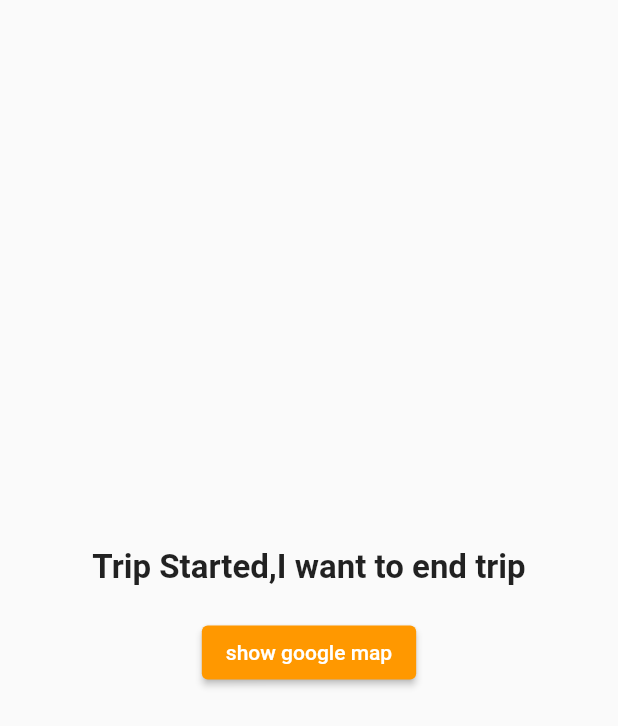
After one commit to mervetmagdy28/bikester_v2, a Flutter app: the FreeTrip screen opened directly, after a tap on "show google map", on a phone screen of 412 x 824 dp. The commit adds this screen. Shown: the top 726 px of the screen. Run offline on Flutter 3.47's test engine with Material 2 defaults, Android fonts, the phone set to English and light mode, and no system bars; our stand-ins replace cloud_firestore, firebase_auth, firebase_core, geolocator, get, get_storage and 2 more; missing offline and left inert: qr_code_scanner; accounts and stored records are empty; network calls fail.

Commit message:
free trip done

```diff
--- a/lib/domain/controllers/user_data_controller.dart
+++ b/lib/domain/controllers/user_data_controller.dart
@@ -36,6 +36,7 @@ class UserDataController extends GetxController {
       box.write('bloodGroup', userData.value["bloodGroup"]);
       box.write('hasActiveRide', userData.value["hasActiveRide"]);
       box.write('activeRideDetails', userData.value["activeRideDetails"]);
+      box.write('freeTrip', userData.value["freeTrip"]);
     }
   }
 
--- a/lib/presentation/screens/home_screens/destiation_trip.dart
+++ b/lib/presentation/screens/home_screens/destiation_trip.dart
@@ -40,6 +40,8 @@
 
     getPosition();
   }
+
+
   Future<void> getPosition() async {
 
     position = await _determinePosition();
--- /dev/null
+++ b/lib/presentation/screens/home_screens/free_trip.dart
@@ -0,0 +1,131 @@
+import 'dart:async';
+
+import 'package:bikesterr/data/models/station_model.dart';
+import 'package:bikesterr/presentation/screens/home_screens/start_trip.dart';
+import 'package:flutter/material.dart';
+import 'package:geolocator/geolocator.dart';
+import 'package:get/get.dart';
+import 'package:google_maps_flutter/google_maps_flutter.dart';
+import 'package:url_launcher/url_launcher.dart';
+
+import '../../../constants.dart';
+
+class FreeTrip extends StatefulWidget {
+  const FreeTrip ({Key? key,}) : super(key: key);
+  @override
+  State<FreeTrip> createState() => _FreeTripState();
+}
+
+class _FreeTripState extends State<FreeTrip> {
+
+  late StationModel nearestStation;
+  late Position position;
+
+  GoogleMapController? googleMapController;
+  @override
+  void initState() {
+    // TODO: implement initState
+    super.initState();
+    firestore.collection("users").doc(currentUser!.uid).update({
+      'freeTrip':true,
+    });
+  }
+  @override
+  Widget build(BuildContext context) {
+    return Scaffold(
+    body: Center(
+      child: Column(
+        mainAxisAlignment: MainAxisAlignment.center,
+        children: [
+          const Text('Trip Started,I want to end trip', style: TextStyle(fontSize: 22, fontWeight: FontWeight.bold),),
+          const SizedBox(height: 20,),
+          ElevatedButton(
+              style: const ButtonStyle(
+                  backgroundColor: MaterialStatePropertyAll(Colors.orange)
+              ),
+              onPressed: (){
+                getNearestStation();
+                String url='https://www.google.com/maps/dir/?api=1&origin=${position.latitude.toString()},${position.longitude.toString()}&destination=${nearestStation.lat.toString()},${nearestStation.long.toString()}&travelmode=driving&dir_action=navigate';
+                _launchURL(url);
+              }, child: const Text('show google map'))
+        ],
+      ),
+    ),
+    );
+  }
+
+  Future<void>_launchURL(String url) async {
+
+    Uri uri = Uri.parse(url);
+    if (await canLaunchUrl(uri)) {
+      await launchUrl(uri);
+    } else {
+      ScaffoldMessenger.of(context)
+          .showSnackBar(SnackBar(content: Text("can\'t launch $url")));
+    }
+    setState(() {
+
+    });
+  }
+
+  void getNearestStation() async {
+    await getPosition();
+
+     nearestStation = stations[0];
+    double shortestDistance = double.infinity;
+
+    for (StationModel station in stations) {
+      double distance = Geolocator.distanceBetween(
+        position.latitude,
+        position.longitude,
+        double.parse(station.lat!),
+        double.parse(station.long!),
+      );
+
+      if (distance < shortestDistance && station.availableBikes != null) {
+        shortestDistance = distance;
+        nearestStation = station;
+      }
+    }
+  }
+
+  Future<void> getPosition() async {
+
+    position = await _determinePosition();
+    googleMapController?.animateCamera(CameraUpdate.newCameraPosition(
+        CameraPosition(
+            target: LatLng(position.latitude, position.longitude), zoom: 10)));
+
+  }
+
+  Future<Position> _determinePosition() async {
+    bool serviceEnable;
+    LocationPermission locationPermission;
+
+    serviceEnable = await Geolocator.isLocationServiceEnabled();
+
+    try {
+      serviceEnable;
+    } catch (e) {}
+
+    locationPermission = await Geolocator.checkPermission();
+
+    if (locationPermission == LocationPermission.denied) {
+      locationPermission = await Geolocator.requestPermission();
+
+      if (locationPermission == LocationPermission.denied) {
+        return Future.error('Location Permission denied');
+      }
+    }
+
+    if (locationPermission == LocationPermission.deniedForever) {
+      return Future.error('Location Permission are permanently denied');
+    }
+
+    Position position = await Geolocator.getCurrentPosition();
+    StreamSubscription<Position> positionStream = Geolocator.getPositionStream().listen((pos) {
+      position= pos;
+    });
+    return position;
+  }
+}
--- a/lib/presentation/screens/home_screens/nearest_stations.dart
+++ b/lib/presentation/screens/home_screens/nearest_stations.dart
@@ -1,5 +1,6 @@
 import 'dart:async';
 import 'dart:convert';
+import 'package:bikesterr/presentation/screens/home_screens/free_trip.dart';
 import 'package:bikesterr/presentation/screens/home_screens/scan_qr.dart';
 import 'package:flutter/material.dart';
 import 'package:geolocator/geolocator.dart';
@@ -91,6 +92,11 @@ class _NearestStationState extends State<NearestStation> {
 
     if (distance>50) {
       Navigator.of(context).pushReplacement(MaterialPageRoute(builder: (context)=>ScanQr(stationModel: nearestStation!)));
+    }
+  }
+  freeTrip(){
+    if (userData['freeTrip'] == true){
+     Get.to(()=>const FreeTrip());
     }
   }
   void getNearestStation() async {
--- a/lib/presentation/screens/home_screens/scan_qr.dart
+++ b/lib/presentation/screens/home_screens/scan_qr.dart
@@ -144,6 +144,7 @@ class _QRViewExampleState extends State<QRViewExample> {
         //endTrip
        await firestore.collection("users").doc(currentUser!.uid).update({
           'hasActiveRide': false,
+         'freeTrip':false,
           'activeRideDetails': {
             'startStation':userData['activeRideDetails']['startStation'],
             'startTime': userData['activeRideDetails']['startTime'],
--- a/lib/presentation/screens/home_screens/start_trip.dart
+++ b/lib/presentation/screens/home_screens/start_trip.dart
@@ -1,5 +1,6 @@
 import 'package:bikesterr/data/models/station_model.dart';
 import 'package:bikesterr/presentation/screens/home_screens/destiation_trip.dart';
+import 'package:bikesterr/presentation/screens/home_screens/free_trip.dart';
 import 'package:flutter/material.dart';
 import 'package:get/get.dart';
 import 'package:get/get_core/src/get_main.dart';
@@ -40,7 +41,7 @@ class _StartTripState extends State<StartTrip> {
                 backgroundColor: MaterialStatePropertyAll(Colors.orange)
               ),
                 onPressed: (){
-
+                Get.off(()=> FreeTrip());
                 },
                 child: const Text("     Free Trip    ")),
             const Spacer(flex: 1,),
```
